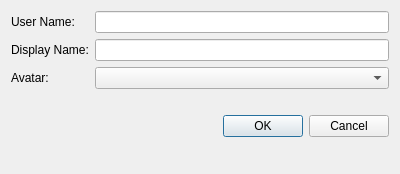
First picture: the form in ui/CreateStudentDialog.ui, repository dmzdev/stance, before the edit.
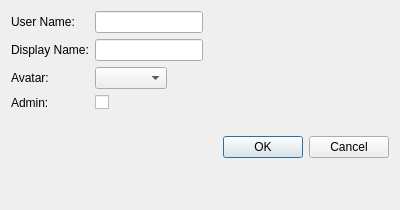
Second picture: the form after the edit.

Commit message: Added static forum script to allow for one script to handle all forum needs. Beginning of advisor overhaul. Moved forum-view to new static forum system. Modified CreateStudent dialog and gameCreation script to allow for creation of new admins on the fly.

What changed in the file:
```diff
--- a/ui/CreateStudentDialog.ui
+++ b/ui/CreateStudentDialog.ui
@@ -7,13 +7,16 @@
     <x>0</x>
     <y>0</y>
     <width>400</width>
-    <height>174</height>
+    <height>210</height>
    </rect>
   </property>
   <property name="windowTitle">
    <string>Dialog</string>
   </property>
   <layout class="QFormLayout" name="formLayout">
+   <property name="fieldGrowthPolicy">
+    <enum>QFormLayout::FieldsStayAtSizeHint</enum>
+   </property>
    <item row="0" column="0">
     <widget class="QLabel" name="label">
      <property name="text">
@@ -34,16 +37,6 @@
    <item row="1" column="1">
     <widget class="QLineEdit" name="displayName"/>
    </item>
-   <item row="4" column="0" colspan="2">
-    <widget class="QDialogButtonBox" name="buttonBox">
-     <property name="orientation">
-      <enum>Qt::Horizontal</enum>
-     </property>
-     <property name="standardButtons">
-      <set>QDialogButtonBox::Cancel|QDialogButtonBox::Ok</set>
-     </property>
-    </widget>
-   </item>
    <item row="2" column="0">
     <widget class="QLabel" name="label_3">
      <property name="text">
@@ -54,13 +47,37 @@
    <item row="2" column="1">
     <widget class="QComboBox" name="avatarList"/>
    </item>
-   <item row="3" column="1">
+   <item row="4" column="1">
     <widget class="QLabel" name="avatarLabel">
      <property name="text">
       <string/>
      </property>
     </widget>
    </item>
+   <item row="6" column="0" colspan="2">
+    <widget class="QDialogButtonBox" name="buttonBox">
+     <property name="orientation">
+      <enum>Qt::Horizontal</enum>
+     </property>
+     <property name="standardButtons">
+      <set>QDialogButtonBox::Cancel|QDialogButtonBox::Ok</set>
+     </property>
+    </widget>
+   </item>
+   <item row="3" column="0">
+    <widget class="QLabel" name="label_4">
+     <property name="text">
+      <string>Admin:</string>
+     </property>
+    </widget>
+   </item>
+   <item row="3" column="1">
+    <widget class="QCheckBox" name="adminCheckBox">
+     <property name="text">
+      <string/>
+     </property>
+    </widget>
+   </item>
   </layout>
  </widget>
  <resources/>
```
The commit also changes 14 other files.
